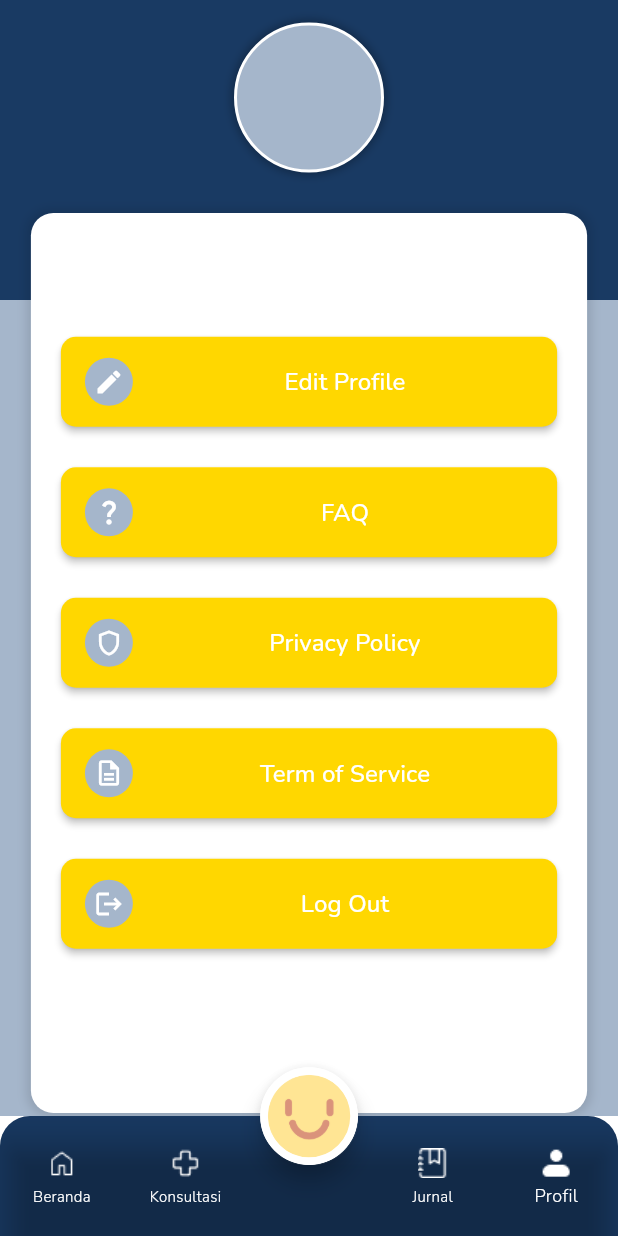
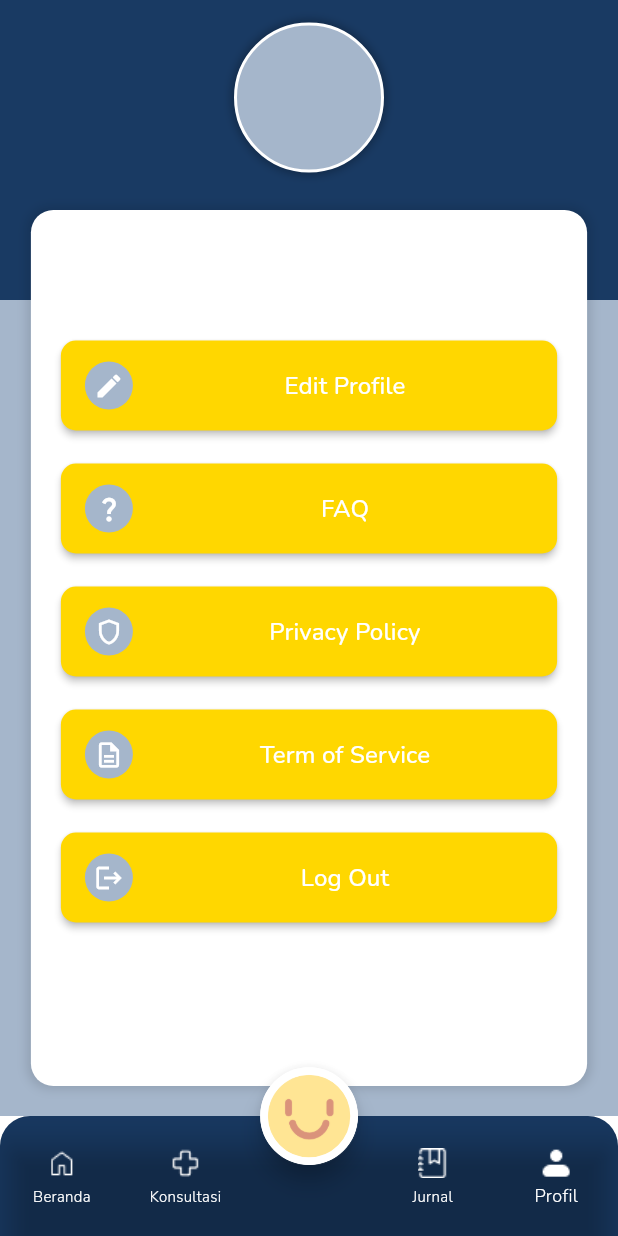
Before and after one commit to rizqiaditya222/raion_intern_15, a Flutter app: the screen it shows after launch, item 5 of the bottom bar chosen, on a phone screen of 412 x 824 dp. Run offline on Flutter 3.47's test engine with Material 3 defaults, Android fonts, the phone set to English and light mode, and no system bars; our stand-ins replace cloud_firestore, firebase_auth, firebase_core, firebase_database, get_it, google_fonts; accounts and stored records are empty.

Commit message:
Add profile_screen

```diff
--- a/lib/assets/widgets/profilebutton.dart
+++ b/lib/assets/widgets/profilebutton.dart
@@ -20,7 +20,7 @@ class YellowButton extends StatelessWidget {
     return Container(
       width: double.infinity,
       height: 60,
-      margin: const EdgeInsets.only(bottom: 27),
+      margin: const EdgeInsets.only(bottom: 22),
       child: ElevatedButton(
         onPressed: onPressed,
         style: ElevatedButton.styleFrom(
--- a/lib/features/presentation/screens/profile_screen/profile_screen.dart
+++ b/lib/features/presentation/screens/profile_screen/profile_screen.dart
@@ -38,6 +38,7 @@ class _ProfileScreenState extends State<ProfileScreen> {
                     height: 600,
                     padding: const EdgeInsets.symmetric(
                         horizontal: 20, vertical: 10),
+                    margin: const EdgeInsets.only(bottom: 20),
                     decoration: BoxDecoration(
                       color: Colors.white,
                       borderRadius: BorderRadius.circular(15),
```
Also changed, not shown: 125 other files.
